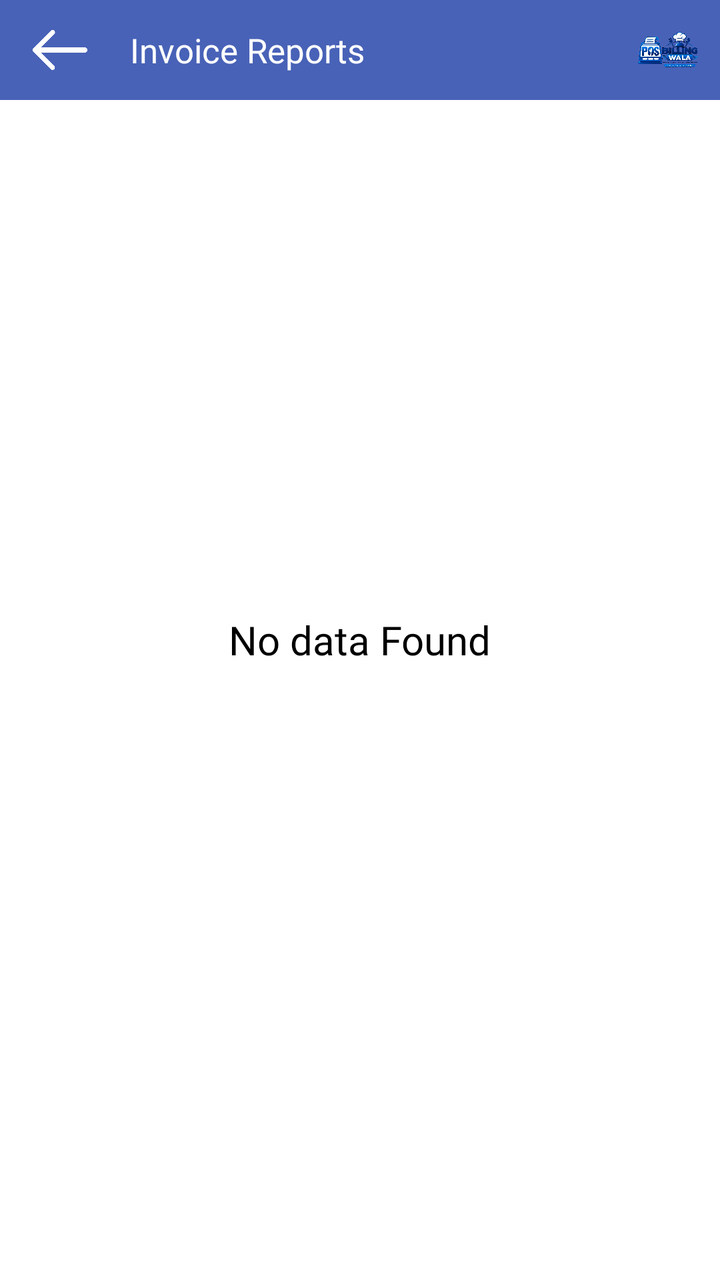
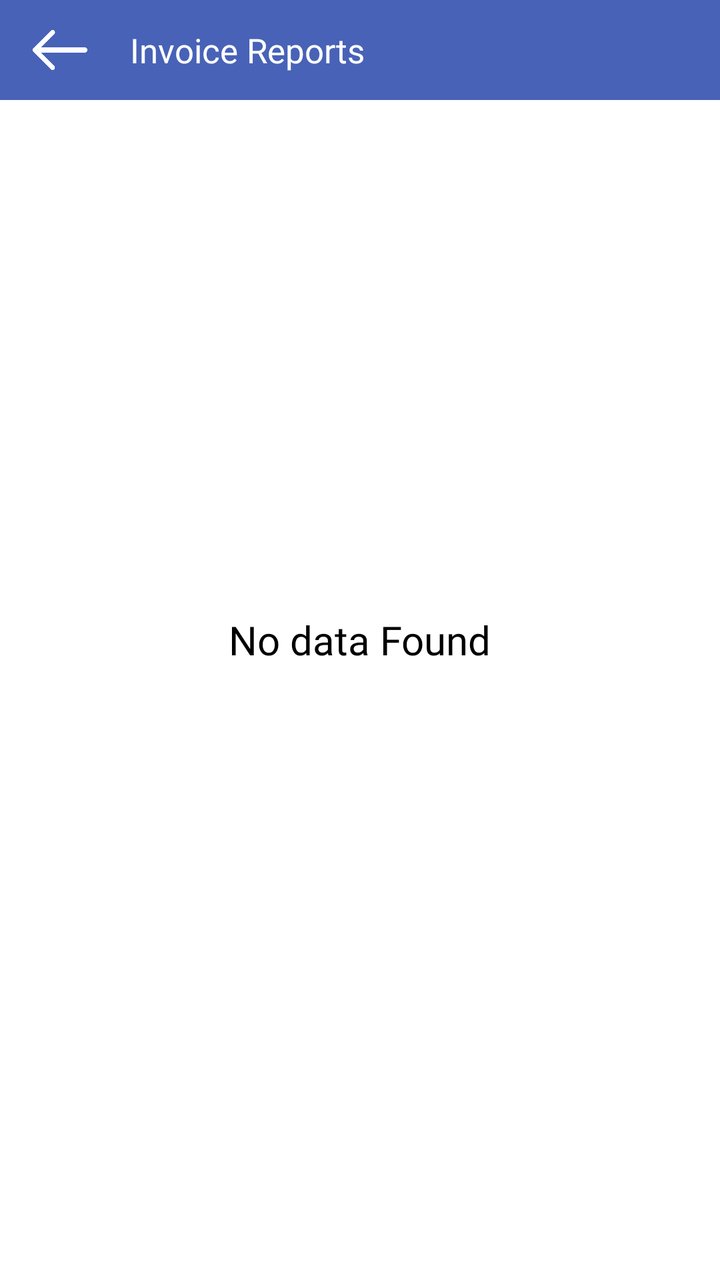

Before-and-after screenshots of an Android layout around one commit, followed by the original layout XML and the change that was made.
<!-- AndroidManifest.xml: application theme AppTheme -->
<!-- res/layout/fragment_invoice_mess_member_payment_report.xml -->
<?xml version="1.0" encoding="utf-8"?>
<RelativeLayout xmlns:android="http://schemas.android.com/apk/res/android"
    xmlns:app="http://schemas.android.com/apk/res-auto"
    xmlns:tools="http://schemas.android.com/tools"
    android:layout_width="match_parent"
    android:layout_height="match_parent"
    tools:context=".Fragment.AddProduct">

    <com.google.android.material.appbar.AppBarLayout
        android:id="@+id/appBarLayout"
        android:layout_width="match_parent"
        android:layout_height="50dp"
        android:layout_alignParentTop="true">

        <RelativeLayout
            android:layout_width="match_parent"
            android:layout_height="match_parent">

            <ImageView
                android:id="@+id/backToSetting"
                android:layout_width="30dp"
                android:layout_height="30dp"
                android:layout_alignParentStart="true"
                android:layout_centerInParent="true"
                android:layout_gravity="center"
                android:layout_marginStart="15dp"
                android:src="@drawable/back"
                app:tint="@color/white" />

            <androidx.appcompat.widget.AppCompatTextView
                android:id="@+id/heading"
                android:layout_width="match_parent"
                android:layout_height="wrap_content"
                android:layout_centerInParent="true"
                android:layout_gravity="center"
                android:layout_marginStart="15dp"
                android:layout_toEndOf="@+id/backToSetting"
                android:fontFamily="@font/poppinsmedium"
                android:gravity="center|start"
                android:paddingStart="5dp"
                android:paddingEnd="5dp"
                android:text="@string/ui_invoice_reports"
                android:textColor="@color/white"
                android:textSize="17dp" />

        
            <include layout="@layout/include_app_toolbar_logo" />
</RelativeLayout>

    </com.google.android.material.appbar.AppBarLayout>

    <LinearLayout
        android:id="@+id/linearLayout"
        android:layout_width="match_parent"
        android:layout_height="match_parent"
        android:layout_below="@+id/appBarLayout"
        android:orientation="vertical"
        android:visibility="gone">

        <LinearLayout
            android:layout_width="match_parent"
            android:layout_height="wrap_content"
            android:layout_marginTop="10dp"
            android:orientation="horizontal">

            <TextView
                android:layout_width="55dp"
                android:layout_height="wrap_content"
                android:layout_gravity="center"
                android:fontFamily="@font/poppinsmedium"
                android:gravity="center"
                android:padding="5dp"
                android:text="@string/ui_sr_no_2"
                android:textColor="@color/black"
                android:textSize="14dp" />

            <TextView
                android:layout_width="match_parent"
                android:layout_height="wrap_content"
                android:layout_gravity="center"
                android:layout_weight="1"
                android:fontFamily="@font/poppinsmedium"
                android:gravity="center"
                android:padding="5dp"
                android:text="@string/ui_date"
                android:textColor="@color/black"
                android:textSize="14dp" />

            <TextView
                android:layout_width="match_parent"
                android:layout_height="wrap_content"
                android:layout_gravity="center"
                android:layout_weight="1"
                android:fontFamily="@font/poppinsmedium"
                android:gravity="center"
                android:padding="5dp"
                android:text="@string/ui_type"
                android:textColor="@color/black"
                android:textSize="14dp" />

            <TextView
                android:layout_width="match_parent"
                android:layout_height="wrap_content"
                android:layout_gravity="center"
                android:layout_weight="1"
                android:fontFamily="@font/poppinsmedium"
                android:gravity="center"
                android:padding="5dp"
                android:text="@string/ui_mess_amount"
                android:textColor="@color/black"
                android:textSize="14dp" />

            <TextView
                android:layout_width="match_parent"
                android:layout_height="wrap_content"
                android:layout_gravity="center"
                android:layout_weight="1"
                android:fontFamily="@font/poppinsmedium"
                android:gravity="center"
                android:padding="5dp"
                android:text="@string/ui_paid_amount"
                android:textColor="@color/black"
                android:textSize="14dp" />

        </LinearLayout>

        <View
            android:layout_width="match_parent"
            android:layout_height="1dp"
            android:background="@color/black" />

        <androidx.recyclerview.widget.RecyclerView
            android:id="@+id/recyclerView"
            android:layout_width="match_parent"
            android:layout_height="wrap_content"
            android:padding="5dp" />

        <View
            android:layout_width="match_parent"
            android:layout_height="1dp"
            android:background="@color/black" />

        <LinearLayout
            android:layout_width="match_parent"
            android:layout_height="wrap_content"
            android:layout_marginTop="5dp"
            android:layout_marginBottom="5dp"
            android:orientation="horizontal">

            <TextView
                android:layout_width="match_parent"
                android:layout_height="wrap_content"
                android:layout_gravity="center"
                android:layout_weight="1"
                android:fontFamily="@font/poppinsmedium"
                android:gravity="center"
                android:padding="5dp"
                android:text="@string/ui_pending_amount"
                android:textColor="@color/black"
                android:textSize="15dp" />

            <TextView
                android:id="@+id/pendingAmount"
                android:layout_width="match_parent"
                android:layout_height="wrap_content"
                android:layout_gravity="center"
                android:layout_weight="1"
                android:fontFamily="@font/poppinsmedium"
                android:gravity="center"
                android:padding="5dp"
                android:text=""
                android:textColor="@color/black"
                android:textSize="15dp" />

        </LinearLayout>

        <View
            android:layout_width="match_parent"
            android:layout_height="1dp"
            android:background="@color/black" />

    </LinearLayout>

    <TextView
        android:id="@+id/noDataFound"
        android:layout_width="wrap_content"
        android:layout_height="wrap_content"
        android:layout_centerInParent="true"
        android:fontFamily="@font/poppinsmedium"
        android:paddingStart="10dp"
        android:paddingEnd="10dp"
        android:text="@string/ui_no_data_found"
        android:textColor="@color/black"
        android:textSize="20dp" />

</RelativeLayout>
<!-- res/layout/include_app_toolbar_logo.xml (included above) -->
<?xml version="1.0" encoding="utf-8"?>
<ImageView xmlns:android="http://schemas.android.com/apk/res/android"
    android:id="@+id/appBrandLogo"
    android:layout_width="32dp"
    android:layout_height="32dp"
    android:layout_alignParentEnd="true"
    android:layout_centerVertical="true"
    android:layout_marginEnd="10dp"
    android:contentDescription="@string/app_name"
    android:scaleType="fitCenter"
    android:src="@drawable/app_logo" />
<!-- resources referenced by this layout -->
<resources>
  <color name="black">#000</color>
  <color name="white">#fff</color>
  <!-- drawable app_logo: png bitmap (drawable, 586552 bytes) -->
  <!-- drawable back: png bitmap (drawable, 3507 bytes) -->
  <string name="app_name">Billingwala</string>
  <string name="ui_date">Date</string>
  <string name="ui_invoice_reports">Invoice Reports</string>
  <string name="ui_mess_amount">Mess Amount</string>
  <string name="ui_no_data_found">No data Found</string>
  <string name="ui_paid_amount">Paid Amount</string>
  <string name="ui_pending_amount">Pending Amount</string>
  <string name="ui_sr_no_2">Sr No.</string>
  <string name="ui_type">Type</string>
  <style name="AppTheme" parent="Theme.MaterialComponents.Light.NoActionBar">
          
          <item name="colorPrimary">@color/colorPrimary</item>
          <item name="colorPrimaryDark">@color/colorPrimary</item>
          <item name="colorAccent">@color/colorAccent</item>
          <item name="android:windowIsTranslucent">true</item>
          <item name="windowNoTitle">true</item>
          <item name="windowActionBar">false</item>
  
      </style>
  <color name="colorPrimary">#4862b7</color>
  <color name="colorAccent">#000</color>
</resources>

<!-- the commit's change to res/layout/fragment_invoice_mess_member_payment_report.xml (unified diff, before → after) -->
@@ -42,9 +42,6 @@
                 android:text="@string/ui_invoice_reports"
                 android:textColor="@color/white"
                 android:textSize="17dp" />
-
-        
-            <include layout="@layout/include_app_toolbar_logo" />
 </RelativeLayout>
 
     </com.google.android.material.appbar.AppBarLayout>
@@ -194,15 +191,3 @@
         android:textSize="20dp" />
 
 </RelativeLayout>
-<!-- res/layout/include_app_toolbar_logo.xml (included above) -->
-<?xml version="1.0" encoding="utf-8"?>
-<ImageView xmlns:android="http://schemas.android.com/apk/res/android"
-    android:id="@+id/appBrandLogo"
-    android:layout_width="32dp"
-    android:layout_height="32dp"
-    android:layout_alignParentEnd="true"
-    android:layout_centerVertical="true"
-    android:layout_marginEnd="10dp"
-    android:contentDescription="@string/app_name"
-    android:scaleType="fitCenter"
-    android:src="@drawable/app_logo" />
<!-- resource entries referenced after the edit -->
@@ -2,9 +2,7 @@
 <resources>
   <color name="black">#000</color>
   <color name="white">#fff</color>
-  <!-- drawable app_logo: png bitmap (drawable, 586552 bytes) -->
   <!-- drawable back: png bitmap (drawable, 3507 bytes) -->
-  <string name="app_name">Billingwala</string>
   <string name="ui_date">Date</string>
   <string name="ui_invoice_reports">Invoice Reports</string>
   <string name="ui_mess_amount">Mess Amount</string>
